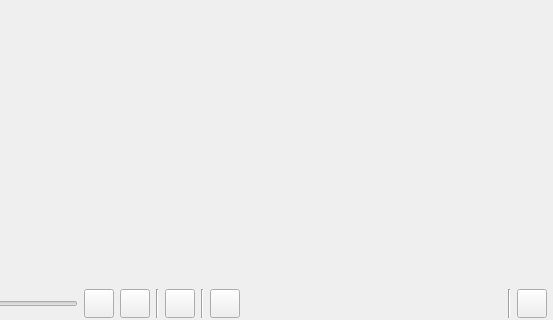
Above: ui/distraction_free_manuscript_editor.ui from zkovari/plotlyst before the change; both pictures show x 128 to 681 and y 144 to 464 of the 681 by 464 pixel window. Below: the same form after it.
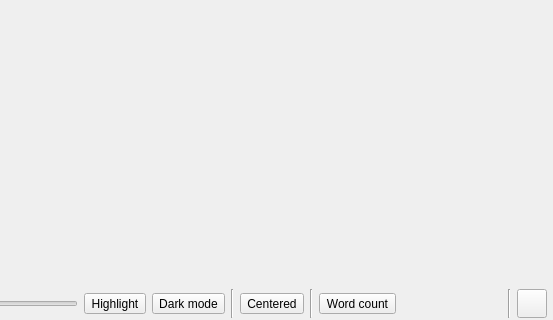
That is the form after the change.

Commit message: Improve manuscript fullscreen dist-free mode, closes #805

```diff
--- a/ui/distraction_free_manuscript_editor.ui
+++ b/ui/distraction_free_manuscript_editor.ui
@@ -125,7 +125,7 @@
          <string>Highlight current sentence only</string>
         </property>
         <property name="text">
-         <string/>
+         <string>Highlight</string>
         </property>
         <property name="iconSize">
          <size>
@@ -137,7 +137,7 @@
          <bool>true</bool>
         </property>
         <property name="toolButtonStyle">
-         <enum>Qt::ToolButtonIconOnly</enum>
+         <enum>Qt::ToolButtonTextUnderIcon</enum>
         </property>
         <property name="base" stdset="0">
          <bool>true</bool>
@@ -153,7 +153,7 @@
          <string>Night mode</string>
         </property>
         <property name="text">
-         <string/>
+         <string>Dark mode</string>
         </property>
         <property name="iconSize">
          <size>
@@ -164,6 +164,9 @@
         <property name="checkable">
          <bool>true</bool>
         </property>
+        <property name="toolButtonStyle">
+         <enum>Qt::ToolButtonTextUnderIcon</enum>
+        </property>
         <property name="base" stdset="0">
          <bool>true</bool>
         </property>
@@ -185,7 +188,7 @@
          <string>Center text to the middle</string>
         </property>
         <property name="text">
-         <string/>
+         <string>Centered</string>
         </property>
         <property name="iconSize">
          <size>
@@ -196,6 +199,9 @@
         <property name="checkable">
          <bool>true</bool>
         </property>
+        <property name="toolButtonStyle">
+         <enum>Qt::ToolButtonTextUnderIcon</enum>
+        </property>
         <property name="base" stdset="0">
          <bool>true</bool>
         </property>
@@ -217,7 +223,7 @@
          <string>Display word count</string>
         </property>
         <property name="text">
-         <string/>
+         <string>Word count</string>
         </property>
         <property name="iconSize">
          <size>
@@ -228,6 +234,9 @@
         <property name="checkable">
          <bool>true</bool>
         </property>
+        <property name="toolButtonStyle">
+         <enum>Qt::ToolButtonTextUnderIcon</enum>
+        </property>
         <property name="base" stdset="0">
          <bool>true</bool>
         </property>
```
Left out of the diff: 15 changed lines with no effect on the pictures. The commit also changes 2 other files.
